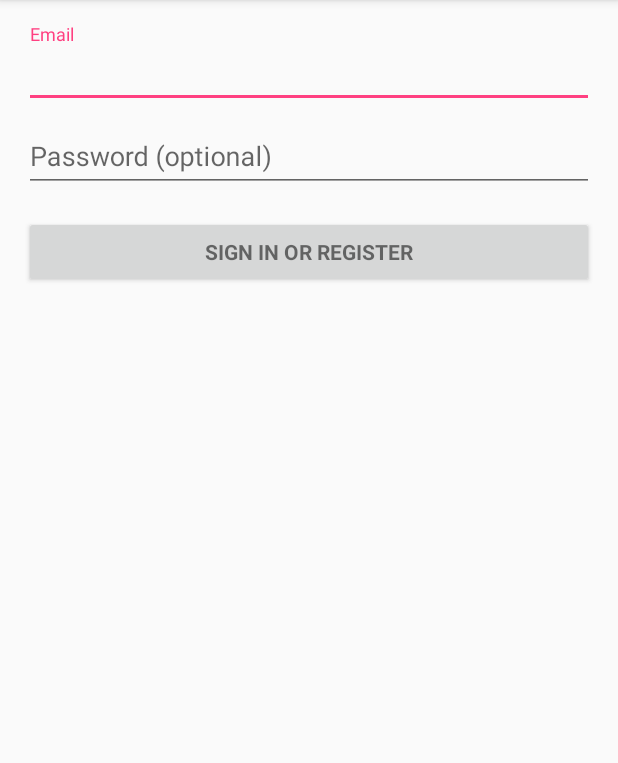
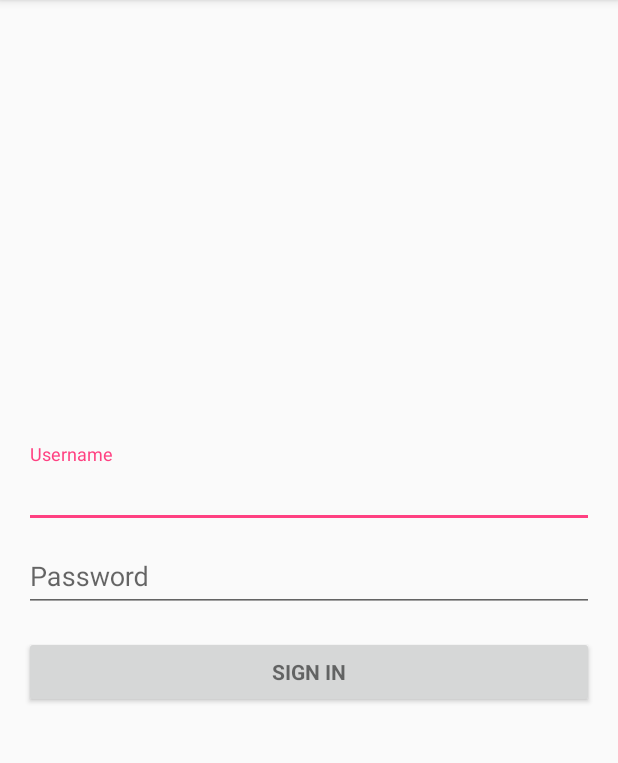
Before and after one commit to panosdim/MoneyTrack, an Android app: the screen it shows after launch (LoginActivity), on a phone screen of 412 x 824 dp, the part 84-847 px from its top. Run offline under Robolectric (Android 15) with nearby library versions, the phone set to English and light mode, and no system bars.

Commit message:
Use username instead of email. UI fixes.

```diff
--- a/app/src/main/java/com/panosdim/moneytrack/LoginActivity.java
+++ b/app/src/main/java/com/panosdim/moneytrack/LoginActivity.java
@@ -3,29 +3,16 @@ package com.panosdim.moneytrack;
 import android.animation.Animator;
 import android.animation.AnimatorListenerAdapter;
 import android.annotation.TargetApi;
-import android.content.pm.PackageManager;
-import android.support.annotation.NonNull;
-import android.support.design.widget.Snackbar;
-import android.support.v7.app.AppCompatActivity;
-import android.app.LoaderManager.LoaderCallbacks;
-
-import android.content.CursorLoader;
-import android.content.Loader;
-import android.database.Cursor;
-import android.net.Uri;
 import android.os.AsyncTask;
-
 import android.os.Build;
 import android.os.Bundle;
-import android.provider.ContactsContract;
+import android.support.v7.app.AppCompatActivity;
 import android.text.TextUtils;
 import android.util.Log;
 import android.view.KeyEvent;
 import android.view.View;
 import android.view.View.OnClickListener;
 import android.view.inputmethod.EditorInfo;
-import android.widget.ArrayAdapter;
-import android.widget.AutoCompleteTextView;
 import android.widget.Button;
 import android.widget.EditText;
 import android.widget.TextView;
@@ -33,24 +20,10 @@ import android.widget.TextView;
 import org.json.JSONException;
 import org.json.JSONObject;
 
-import java.io.UnsupportedEncodingException;
-import java.net.MalformedURLException;
-import java.net.URL;
-import java.util.ArrayList;
-import java.util.HashMap;
-import java.util.List;
-
-import static android.Manifest.permission.READ_CONTACTS;
-
 /**
- * A login screen that offers login via email/password.
+ * A login screen that offers login via username/password.
  */
-public class LoginActivity extends AppCompatActivity implements LoaderCallbacks<Cursor> {
-
-    /**
-     * Id to identity READ_CONTACTS permission request.
-     */
-    private static final int REQUEST_READ_CONTACTS = 0;
+public class LoginActivity extends AppCompatActivity {
 
     /**
      * Keep track of the login task to ensure we can cancel it if requested.
@@ -58,7 +31,7 @@ public class LoginActivity extends AppCompatActivity implements LoaderCallbacks<
     private UserLoginTask mAuthTask = null;
 
     // UI references.
-    private AutoCompleteTextView mEmailView;
+    private EditText mUsernameView;
     private EditText mPasswordView;
     private View mProgressView;
     private View mLoginFormView;
@@ -68,9 +41,7 @@ public class LoginActivity extends AppCompatActivity implements LoaderCallbacks<
         super.onCreate(savedInstanceState);
         setContentView(R.layout.activity_login);
         // Set up the login form.
-        mEmailView = (AutoCompleteTextView) findViewById(R.id.email);
-        populateAutoComplete();
-
+        mUsernameView = (EditText) findViewById(R.id.username);
         mPasswordView = (EditText) findViewById(R.id.password);
         mPasswordView.setOnEditorActionListener(new TextView.OnEditorActionListener() {
             @Override
@@ -83,8 +54,8 @@ public class LoginActivity extends AppCompatActivity implements LoaderCallbacks<
             }
         });
 
-        Button mEmailSignInButton = (Button) findViewById(R.id.email_sign_in_button);
-        mEmailSignInButton.setOnClickListener(new OnClickListener() {
+        Button mSignInButton = (Button) findViewById(R.id.sign_in_button);
+        mSignInButton.setOnClickListener(new OnClickListener() {
             @Override
             public void onClick(View view) {
                 attemptLogin();
@@ -95,53 +66,9 @@ public class LoginActivity extends AppCompatActivity implements LoaderCallbacks<
         mProgressView = findViewById(R.id.login_progress);
     }
 
-    private void populateAutoComplete() {
-        if (!mayRequestContacts()) {
-            return;
-        }
-
-        getLoaderManager().initLoader(0, null, this);
-    }
-
-    private boolean mayRequestContacts() {
-        if (Build.VERSION.SDK_INT < Build.VERSION_CODES.M) {
-            return true;
-        }
-        if (checkSelfPermission(READ_CONTACTS) == PackageManager.PERMISSION_GRANTED) {
-            return true;
-        }
-        if (shouldShowRequestPermissionRationale(READ_CONTACTS)) {
-            Snackbar.make(mEmailView, R.string.permission_rationale, Snackbar.LENGTH_INDEFINITE)
-                    .setAction(android.R.string.ok, new View.OnClickListener() {
-                        @Override
-                        @TargetApi(Build.VERSION_CODES.M)
-                        public void onClick(View v) {
-                            requestPermissions(new String[]{READ_CONTACTS}, REQUEST_READ_CONTACTS);
-                        }
-                    });
-        } else {
-            requestPermissions(new String[]{READ_CONTACTS}, REQUEST_READ_CONTACTS);
-        }
-        return false;
-    }
-
-    /**
-     * Callback received when a permissions request has been completed.
-     */
-    @Override
-    public void onRequestPermissionsResult(int requestCode, @NonNull String[] permissions,
-                                           @NonNull int[] grantResults) {
-        if (requestCode == REQUEST_READ_CONTACTS) {
-            if (grantResults.length == 1 && grantResults[0] == PackageManager.PERMISSION_GRANTED) {
-                populateAutoComplete();
-            }
-        }
-    }
-
-
     /**
      * Attempts to sign in or register the account specified by the login form.
-     * If there are form errors (invalid email, missing fields, etc.), the
+     * If there are form errors (invalid username, missing fields, etc.), the
      * errors are presented and no actual login attempt is made.
      */
     private void attemptLogin() {
@@ -150,11 +77,11 @@ public class LoginActivity extends AppCompatActivity implements LoaderCallbacks<
         }
 
         // Reset errors.
-        mEmailView.setError(null);
+        mUsernameView.setError(null);
         mPasswordView.setError(null);
 
         // Store values at the time of the login attempt.
-        String email = mEmailView.getText().toString();
+        String username = mUsernameView.getText().toString();
         String password = mPasswordView.getText().toString();
 
         boolean cancel = false;
@@ -167,14 +94,10 @@ public class LoginActivity extends AppCompatActivity implements LoaderCallbacks<
             cancel = true;
         }
 
-        // Check for a valid email address.
-        if (TextUtils.isEmpty(email)) {
-            mEmailView.setError(getString(R.string.error_field_required));
-            focusView = mEmailView;
-            cancel = true;
-        } else if (!isEmailValid(email)) {
-            mEmailView.setError(getString(R.string.error_invalid_email));
-            focusView = mEmailView;
+        // Check for a valid username address.
+        if (TextUtils.isEmpty(username)) {
+            mUsernameView.setError(getString(R.string.error_field_required));
+            focusView = mUsernameView;
             cancel = true;
         }
 
@@ -186,14 +109,9 @@ public class LoginActivity extends AppCompatActivity implements LoaderCallbacks<
             // Show a progress spinner, and kick off a background task to
             // perform the user login attempt.
             showProgress(true);
-            mAuthTask = new UserLoginTask(email, password);
+            mAuthTask = new UserLoginTask(username, password);
             mAuthTask.execute((Void) null);
         }
-    }
-
-    private boolean isEmailValid(String email) {
-        //TODO: Replace this with your own logic
-        return email.contains("@");
     }
 
     private boolean isPasswordValid(String password) {
@@ -237,82 +155,27 @@ public class LoginActivity extends AppCompatActivity implements LoaderCallbacks<
         }
     }
 
-    @Override
-    public Loader<Cursor> onCreateLoader(int i, Bundle bundle) {
-        return new CursorLoader(this,
-                // Retrieve data rows for the device user's 'profile' contact.
-                Uri.withAppendedPath(ContactsContract.Profile.CONTENT_URI,
-                        ContactsContract.Contacts.Data.CONTENT_DIRECTORY), ProfileQuery.PROJECTION,
-
-                // Select only email addresses.
-                ContactsContract.Contacts.Data.MIMETYPE +
-                        " = ?", new String[]{ContactsContract.CommonDataKinds.Email
-                .CONTENT_ITEM_TYPE},
-
-                // Show primary email addresses first. Note that there won't be
-                // a primary email address if the user hasn't specified one.
-                ContactsContract.Contacts.Data.IS_PRIMARY + " DESC");
-    }
-
-    @Override
-    public void onLoadFinished(Loader<Cursor> cursorLoader, Cursor cursor) {
-        List<String> emails = new ArrayList<>();
-        cursor.moveToFirst();
-        while (!cursor.isAfterLast()) {
-            emails.add(cursor.getString(ProfileQuery.ADDRESS));
-            cursor.moveToNext();
-        }
-
-        addEmailsToAutoComplete(emails);
-    }
-
-    @Override
-    public void onLoaderReset(Loader<Cursor> cursorLoader) {
-
-    }
-
-    private void addEmailsToAutoComplete(List<String> emailAddressCollection) {
-        //Create adapter to tell the AutoCompleteTextView what to show in its dropdown list.
-        ArrayAdapter<String> adapter =
-                new ArrayAdapter<>(LoginActivity.this,
-                        android.R.layout.simple_dropdown_item_1line, emailAddressCollection);
-
-        mEmailView.setAdapter(adapter);
-    }
-
-
-    private interface ProfileQuery {
-        String[] PROJECTION = {
-                ContactsContract.CommonDataKinds.Email.ADDRESS,
-                ContactsContract.CommonDataKinds.Email.IS_PRIMARY,
-        };
-
-        int ADDRESS = 0;
-        int IS_PRIMARY = 1;
-    }
-
     /**
      * Represents an asynchronous login/registration task used to authenticate
      * the user.
      */
     public class UserLoginTask extends AsyncTask<Void, Void, Boolean> {
 
-        private final String mEmail;
+        private final String mUsername;
         private final String mPassword;
         private static final String TAG = "MT_APP";
 
-        UserLoginTask(String email, String password) {
-            mEmail = email;
+        UserLoginTask(String username, String password) {
+            mUsername = username;
             mPassword = password;
         }
 
         @Override
         protected Boolean doInBackground(Void... params) {
-            // TODO: attempt authentication against a network service.
-            // Simulate network access.
+            // attempt authentication against a network service.
             JSONObject jsonParam = new JSONObject();
             try {
-                jsonParam.put("username", "panosdim");
+                jsonParam.put("username", mUsername);
                 jsonParam.put("password", mPassword);
             } catch (JSONException e) {
                 e.printStackTrace();
--- a/app/src/main/res/layout/activity_login.xml
+++ b/app/src/main/res/layout/activity_login.xml
@@ -29,6 +29,8 @@
             android:id="@+id/email_login_form"
             android:layout_width="match_parent"
             android:layout_height="wrap_content"
+            android:layout_gravity="center"
+            android:gravity="center"
             android:orientation="vertical">
 
             <android.support.design.widget.TextInputLayout
@@ -36,10 +38,10 @@
                 android:layout_height="wrap_content">
 
                 <AutoCompleteTextView
-                    android:id="@+id/email"
+                    android:id="@+id/username"
                     android:layout_width="match_parent"
                     android:layout_height="wrap_content"
-                    android:hint="@string/prompt_email"
+                    android:hint="@string/prompt_username"
                     android:inputType="textEmailAddress"
                     android:maxLines="1"
                     android:singleLine="true" />
@@ -65,12 +67,12 @@
             </android.support.design.widget.TextInputLayout>
 
             <Button
-                android:id="@+id/email_sign_in_button"
+                android:id="@+id/sign_in_button"
                 style="?android:textAppearanceSmall"
                 android:layout_width="match_parent"
                 android:layout_height="wrap_content"
                 android:layout_marginTop="16dp"
-                android:text="@string/action_sign_in"
+                android:text="@string/action_sign_in_short"
                 android:textStyle="bold" />
 
         </LinearLayout>
--- a/app/src/main/res/values/strings.xml
+++ b/app/src/main/res/values/strings.xml
@@ -2,15 +2,11 @@
     <string name="app_name">MoneyTrack</string>
 
     <!-- Strings related to login -->
-    <string name="prompt_email">Email</string>
-    <string name="prompt_password">Password (optional)</string>
+    <string name="prompt_username">Username</string>
+    <string name="prompt_password">Password</string>
     <string name="action_sign_in">Sign in or register</string>
     <string name="action_sign_in_short">Sign in</string>
-    <string name="error_invalid_email">This email address is invalid</string>
     <string name="error_invalid_password">This password is too short</string>
     <string name="error_incorrect_password">This password is incorrect</string>
     <string name="error_field_required">This field is required</string>
-    <string name="permission_rationale">"Contacts permissions are needed for providing email
-        completions."
-    </string>
 </resources>
```
Also changed, not shown: app/src/main/java/com/panosdim/moneytrack/WebServiceHandler.java (+11 -39 lines).
